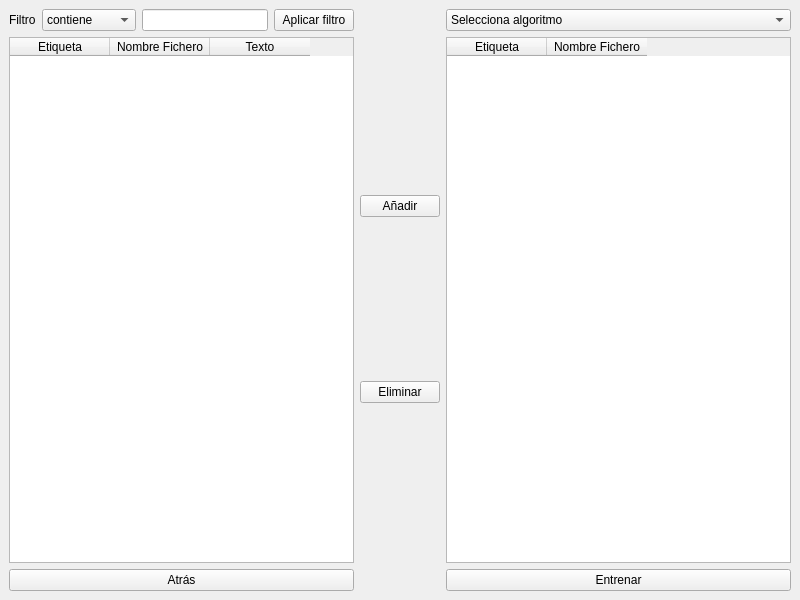
Above: Interfaces/view_entrenar.ui from adrianvillanueva997/computation_lab_2 before the change. Below: the same form after it.
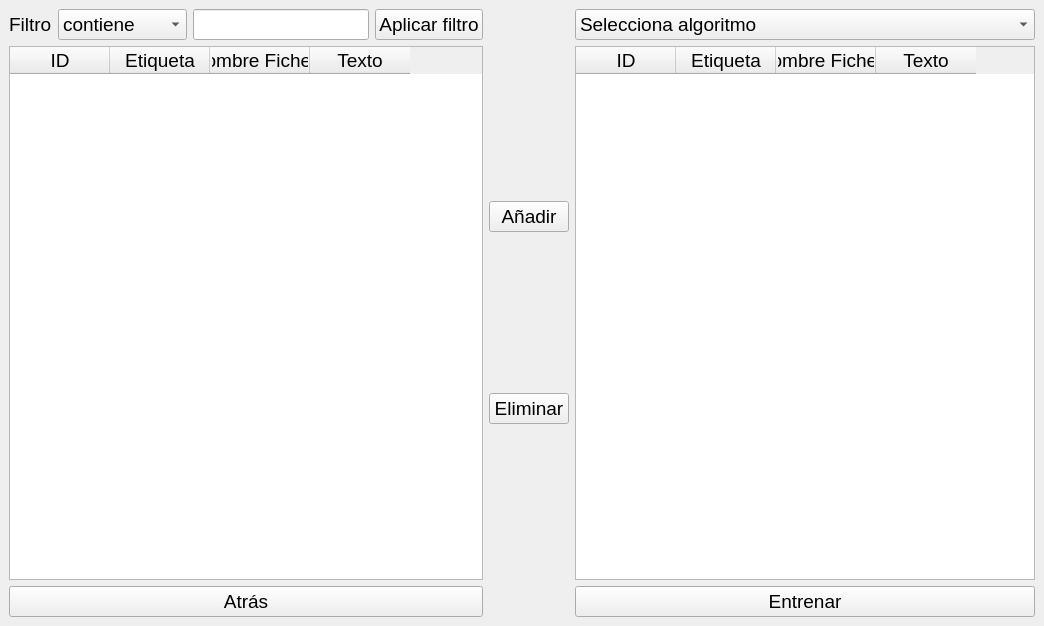
That is the form after the change.

Patch:
```diff
--- a/Interfaces/view_entrenar.ui
+++ b/Interfaces/view_entrenar.ui
@@ -6,10 +6,15 @@
    <rect>
     <x>0</x>
     <y>0</y>
-    <width>800</width>
-    <height>600</height>
+    <width>1044</width>
+    <height>626</height>
    </rect>
   </property>
+  <property name="font">
+   <font>
+    <pointsize>14</pointsize>
+   </font>
+  </property>
   <property name="windowTitle">
    <string>Entrenamiento</string>
   </property>
@@ -17,9 +22,19 @@
    <layout class="QGridLayout" name="gridLayout">
     <item row="1" column="6">
      <widget class="QTableWidget" name="tableWidget_reviews_to_train">
+      <property name="font">
+       <font>
+        <pointsize>14</pointsize>
+       </font>
+      </property>
       <property name="selectionBehavior">
        <enum>QAbstractItemView::SelectRows</enum>
       </property>
+      <column>
+       <property name="text">
+        <string>ID</string>
+       </property>
+      </column>
       <column>
        <property name="text">
         <string>Etiqueta</string>
@@ -30,13 +45,28 @@
         <string>Nombre Fichero</string>
        </property>
       </column>
+      <column>
+       <property name="text">
+        <string>Texto</string>
+       </property>
+      </column>
      </widget>
     </item>
     <item row="1" column="0">
      <widget class="QTableWidget" name="tableWidget_reviews">
+      <property name="font">
+       <font>
+        <pointsize>14</pointsize>
+       </font>
+      </property>
       <property name="selectionBehavior">
        <enum>QAbstractItemView::SelectRows</enum>
       </property>
+      <column>
+       <property name="text">
+        <string>ID</string>
+       </property>
+      </column>
       <column>
        <property name="text">
         <string>Etiqueta</string>
```
